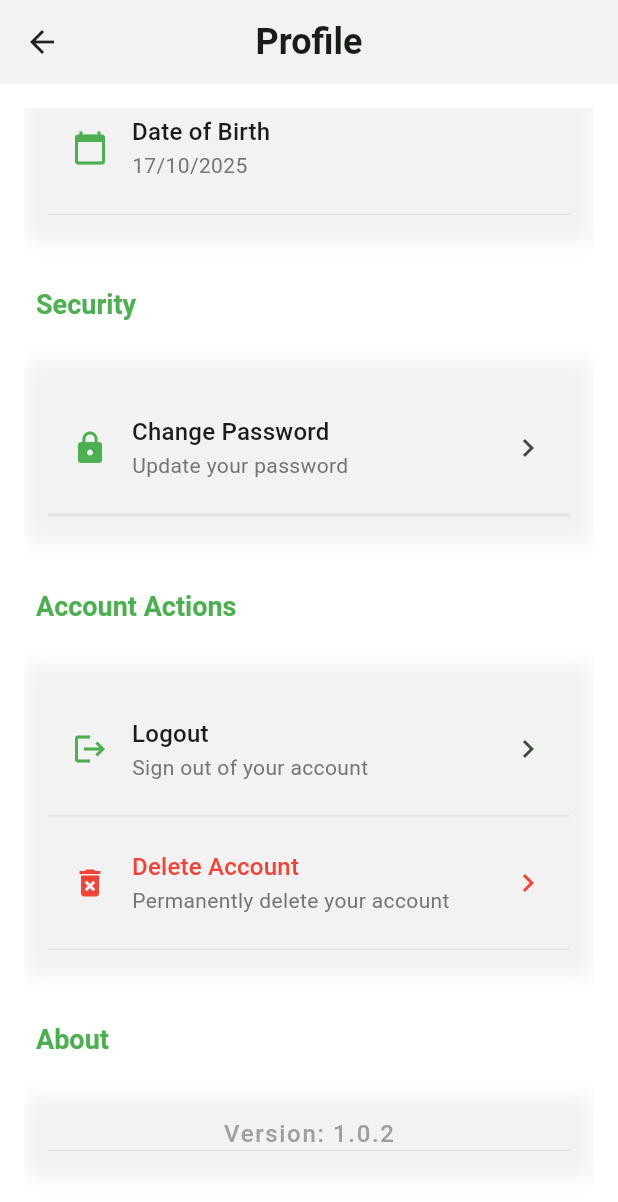
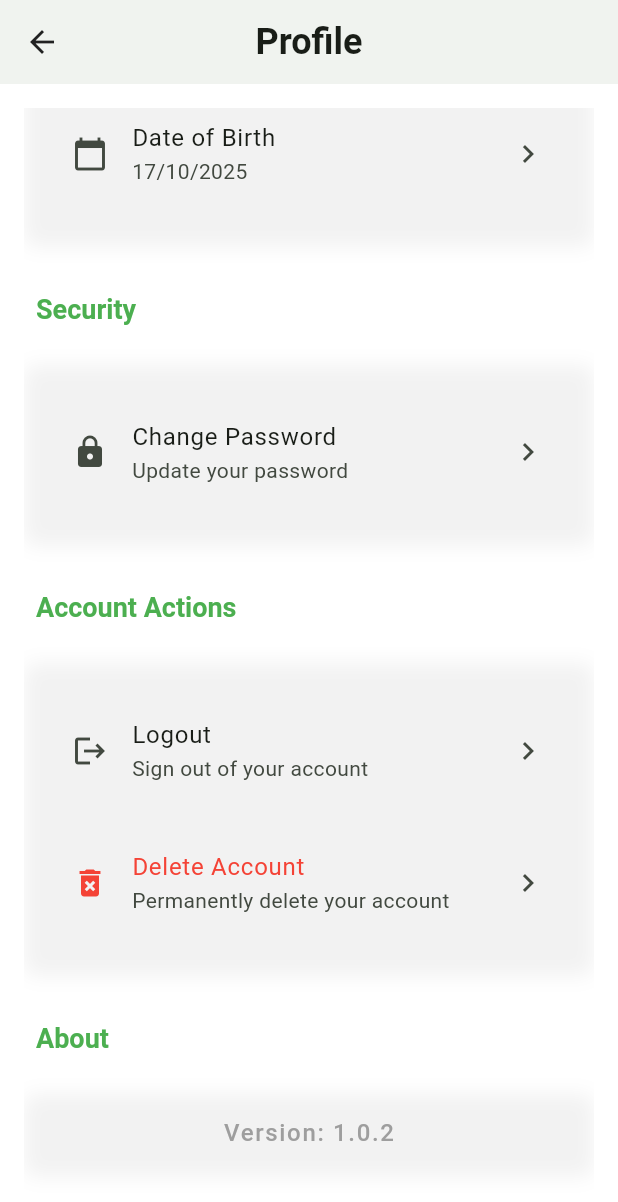
Before and after one commit to avijitmondal/saver, a Flutter app: the ProfileScreen screen opened directly, scrolled down 576 dp, on a phone screen of 412 x 824 dp. Shown: the top 1202 px of the screen. Run offline on Flutter 3.47's test engine with Material 3 defaults, Android fonts, the phone set to English and light mode, and no system bars; our stand-ins replace fl_chart, get_it, shared_preferences; accounts and stored records are empty.

Commit message:
Remove divider between options in profile page

```diff
--- a/lib/config/theme_config.dart
+++ b/lib/config/theme_config.dart
@@ -34,9 +34,9 @@ class ThemeConfig {
           minVerticalPadding: UIConstants.spacing12,
         ),
         dividerTheme: const DividerThemeData(
-          color: UIConstants.dividerColor,
-          thickness: 1.0,
-          space: 1.0,
+          color: Colors.transparent,  // Changed from UIConstants.dividerColor
+          thickness: 0,  // Changed from 1.0
+          space: 0,  // Changed from 1.0
         ),
         elevatedButtonTheme: ElevatedButtonThemeData(
           style: ElevatedButton.styleFrom(
--- a/lib/widgets/profile/account_actions_section.dart
+++ b/lib/widgets/profile/account_actions_section.dart
@@ -23,23 +23,38 @@ class AccountActionsSection extends StatelessWidget {
           trailing: const Icon(Icons.chevron_right),
           onTap: controller.exportData,
         ),*/
-        InfoListTile(
+        _buildActionTile(
           icon: Icons.logout,
           title: 'Logout',
           subtitle: 'Sign out of your account',
-          trailing: const Icon(Icons.chevron_right),
           onTap: controller.logout,
         ),
-        InfoListTile(
+        _buildActionTile(
           icon: Icons.delete_forever,
           title: 'Delete Account',
           subtitle: 'Permanently delete your account',
           iconColor: Colors.red,
-          titleColor: Colors.red,
-          trailing: const Icon(Icons.chevron_right, color: Colors.red),
+          textColor: Colors.red,
           onTap: controller.deleteAccount,
         ),
       ],
     );
   }
+
+  Widget _buildActionTile({
+    required IconData icon,
+    required String title,
+    String? subtitle,
+    VoidCallback? onTap,
+    Color? iconColor,
+    Color? textColor,
+  }) {
+    return ListTile(
+      leading: Icon(icon, color: iconColor),
+      title: Text(title, style: TextStyle(color: textColor)),
+      subtitle: subtitle != null ? Text(subtitle) : null,
+      trailing: const Icon(Icons.chevron_right),
+      onTap: onTap,
+    );
+  }
 }
--- a/lib/widgets/profile/personal_info_section.dart
+++ b/lib/widgets/profile/personal_info_section.dart
@@ -15,6 +15,21 @@ class PersonalInfoSection extends StatelessWidget {
     return '${date.day}/${date.month}/${date.year}';
   }
 
+  Widget _buildInfoTile({
+    required IconData icon,
+    required String title,
+    required String value,
+    VoidCallback? onTap,
+  }) {
+    return ListTile(
+      leading: Icon(icon),
+      title: Text(title),
+      subtitle: Text(value),
+      trailing: onTap != null ? const Icon(Icons.chevron_right) : null,
+      onTap: onTap,
+    );
+  }
+
   @override
   Widget build(BuildContext context) {
     final userProvider = controller.userProvider;
@@ -22,32 +37,23 @@ class PersonalInfoSection extends StatelessWidget {
     return InfoSection(
       title: 'Personal Information',
       children: [
-        InfoListTile(
+        _buildInfoTile(
           icon: Icons.phone,
           title: 'Phone Number',
-          subtitle: userProvider.phone,
-          /*trailing: IconButton(
-            icon: const Icon(Icons.edit),
-            onPressed: () => controller.showEditPhoneDialog(),
-          ),*/
+          value: userProvider.phone,
+          onTap: () => controller.showEditPhoneDialog(),
         ),
-        InfoListTile(
+        _buildInfoTile(
           icon: Icons.location_on,
           title: 'Address',
-          subtitle: userProvider.address,
-          /*trailing: IconButton(
-            icon: const Icon(Icons.edit),
-            onPressed: () => controller.showEditAddressDialog(),
-          ),*/
+          value: userProvider.address,
+          onTap: () => controller.showEditAddressDialog(),
         ),
-        InfoListTile(
+        _buildInfoTile(
           icon: Icons.calendar_today,
           title: 'Date of Birth',
-          subtitle: _formatDate(userProvider.dateOfBirth),
-          /*trailing: IconButton(
-            icon: const Icon(Icons.edit),
-            onPressed: () => controller.showDatePickerDialog(),
-          ),*/
+          value: _formatDate(userProvider.dateOfBirth),
+          onTap: () => controller.showDatePickerDialog(),
         ),
       ],
     );
--- a/lib/widgets/profile/security_section.dart
+++ b/lib/widgets/profile/security_section.dart
@@ -16,11 +16,10 @@ class SecuritySection extends StatelessWidget {
     return InfoSection(
       title: 'Security',
       children: [
-        InfoListTile(
+        _buildSecurityTile(
           icon: Icons.lock,
           title: 'Change Password',
           subtitle: 'Update your password',
-          trailing: const Icon(Icons.chevron_right),
           onTap: controller.changePassword,
         ),
         /*ListTile(
@@ -32,8 +31,22 @@ class SecuritySection extends StatelessWidget {
             onChanged: controller.updateTwoFactorAuth,
           ),
         ),*/
-        const Divider(height: 1),
       ],
     );
   }
+
+  Widget _buildSecurityTile({
+    required IconData icon,
+    required String title,
+    String? subtitle,
+    VoidCallback? onTap,
+  }) {
+    return ListTile(
+      leading: Icon(icon),
+      title: Text(title),
+      subtitle: subtitle != null ? Text(subtitle) : null,
+      trailing: const Icon(Icons.chevron_right),
+      onTap: onTap,
+    );
+  }
 }
```
